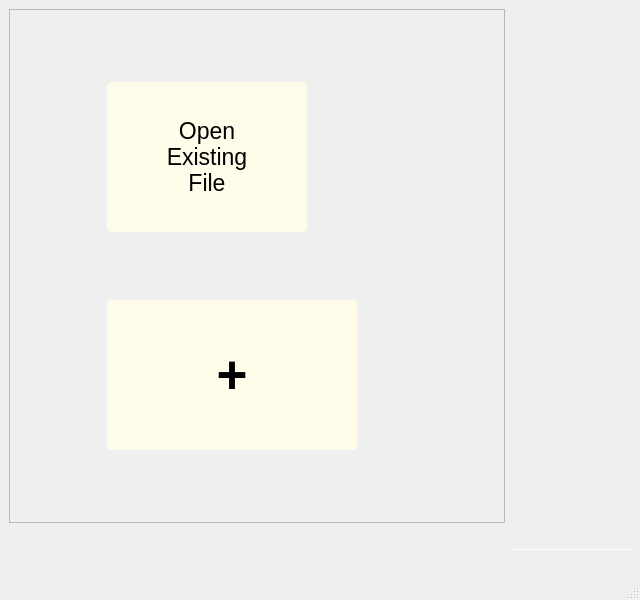
Above: assets/ui/GenBBS.ui from Ano-ly/GenBBS before the change. Below: the same form after it.
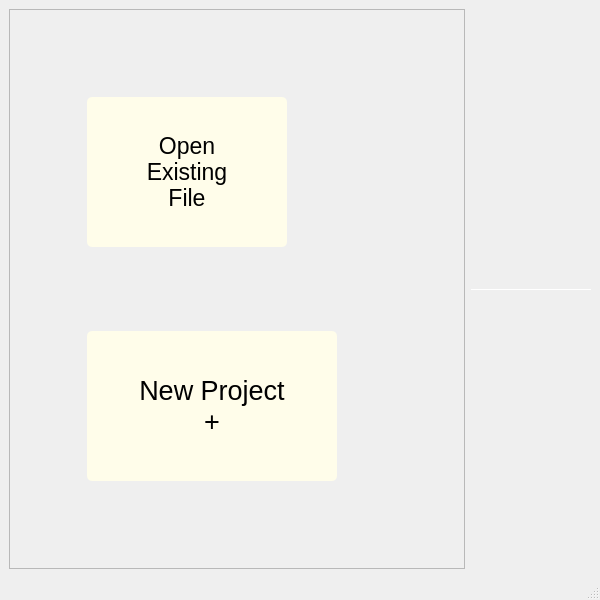
That is the form after the change. Icons and pictures are not drawn.

Patch:
```diff
--- a/assets/ui/GenBBS.ui
+++ b/assets/ui/GenBBS.ui
@@ -6,12 +6,12 @@
    <rect>
     <x>0</x>
     <y>0</y>
-    <width>640</width>
+    <width>600</width>
     <height>600</height>
    </rect>
   </property>
   <property name="sizePolicy">
-   <sizepolicy hsizetype="Preferred" vsizetype="Minimum">
+   <sizepolicy hsizetype="Preferred" vsizetype="Preferred">
     <horstretch>0</horstretch>
     <verstretch>0</verstretch>
    </sizepolicy>
@@ -19,6 +19,12 @@
   <property name="minimumSize">
    <size>
     <width>0</width>
+    <height>0</height>
+   </size>
+  </property>
+  <property name="baseSize">
+   <size>
+    <width>600</width>
     <height>600</height>
    </size>
   </property>
@@ -36,22 +42,282 @@
   </property>
   <widget class="QWidget" name="centralwidget">
    <property name="sizePolicy">
-    <sizepolicy hsizetype="Minimum" vsizetype="Minimum">
+    <sizepolicy hsizetype="Preferred" vsizetype="Preferred">
      <horstretch>0</horstretch>
      <verstretch>0</verstretch>
     </sizepolicy>
    </property>
-   <layout class="QGridLayout" name="gridLayout_2">
-    <property name="sizeConstraint">
-     <enum>QLayout::SizeConstraint::SetMaximumSize</enum>
-    </property>
-    <item row="1" column="1">
+   <layout class="QHBoxLayout" name="horizontalLayout">
+    <item>
+     <widget class="QFrame" name="welcomeFrame">
+      <property name="sizePolicy">
+       <sizepolicy hsizetype="Maximum" vsizetype="Maximum">
+        <horstretch>0</horstretch>
+        <verstretch>0</verstretch>
+       </sizepolicy>
+      </property>
+      <property name="minimumSize">
+       <size>
+        <width>0</width>
+        <height>0</height>
+       </size>
+      </property>
+      <property name="maximumSize">
+       <size>
+        <width>600</width>
+        <height>600</height>
+       </size>
+      </property>
+      <property name="autoFillBackground">
+       <bool>false</bool>
+      </property>
+      <property name="styleSheet">
+       <string notr="true">#welcomeFrame {
+	
+	background-image: url(:/images/Reinf_Backdrop.jpeg);
+    background-repeat: no-repeat;
+    background-position: center;
+    background-attachment: fixed;
+}
+
+QPushButton {
+background-color :rgb(255, 253, 234);
+border-radius: 5px;
+color: black;
+}
+
+QPushButton:hover {
+    background-color: rgb(229, 224, 174);
+    color: white;
+    border: 3pt solid rgb(170, 0, 0);
+    border-radius: 6px;
+}
+
+</string>
+      </property>
+      <property name="frameShape">
+       <enum>QFrame::Shape::StyledPanel</enum>
+      </property>
+      <property name="frameShadow">
+       <enum>QFrame::Shadow::Raised</enum>
+      </property>
+      <layout class="QGridLayout" name="gridLayout_3">
+       <property name="leftMargin">
+        <number>50</number>
+       </property>
+       <property name="rightMargin">
+        <number>100</number>
+       </property>
+       <item row="3" column="0">
+        <spacer name="hSpacer0_1">
+         <property name="orientation">
+          <enum>Qt::Orientation::Horizontal</enum>
+         </property>
+         <property name="sizeType">
+          <enum>QSizePolicy::Policy::Preferred</enum>
+         </property>
+         <property name="sizeHint" stdset="0">
+          <size>
+           <width>40</width>
+           <height>20</height>
+          </size>
+         </property>
+        </spacer>
+       </item>
+       <item row="3" column="1">
+        <widget class="QPushButton" name="crNewFile">
+         <property name="sizePolicy">
+          <sizepolicy hsizetype="Fixed" vsizetype="Fixed">
+           <horstretch>0</horstretch>
+           <verstretch>0</verstretch>
+          </sizepolicy>
+         </property>
+         <property name="minimumSize">
+          <size>
+           <width>250</width>
+           <height>150</height>
+          </size>
+         </property>
+         <property name="maximumSize">
+          <size>
+           <width>250</width>
+           <height>150</height>
+          </size>
+         </property>
+         <property name="baseSize">
+          <size>
+           <width>100</width>
+           <height>100</height>
+          </size>
+         </property>
+         <property name="font">
+          <font>
+           <family>Segoe UI</family>
+           <pointsize>20</pointsize>
+           <bold>false</bold>
+           <strikeout>false</strikeout>
+          </font>
+         </property>
+         <property name="contextMenuPolicy">
+          <enum>Qt::ContextMenuPolicy::ActionsContextMenu</enum>
+         </property>
+         <property name="layoutDirection">
+          <enum>Qt::LayoutDirection::LeftToRight</enum>
+         </property>
+         <property name="autoFillBackground">
+          <bool>false</bool>
+         </property>
+         <property name="styleSheet">
+          <string notr="true"/>
+         </property>
+         <property name="text">
+          <string>New Project 
++</string>
+         </property>
+         <property name="checkable">
+          <bool>true</bool>
+         </property>
+         <property name="autoDefault">
+          <bool>false</bool>
+         </property>
+         <property name="default">
+          <bool>false</bool>
+         </property>
+         <property name="flat">
+          <bool>false</bool>
+         </property>
+        </widget>
+       </item>
+       <item row="1" column="1">
+        <widget class="QPushButton" name="crExistingFile">
+         <property name="enabled">
+          <bool>true</bool>
+         </property>
+         <property name="sizePolicy">
+          <sizepolicy hsizetype="Fixed" vsizetype="Fixed">
+           <horstretch>0</horstretch>
+           <verstretch>0</verstretch>
+          </sizepolicy>
+         </property>
+         <property name="minimumSize">
+          <size>
+           <width>200</width>
+           <height>150</height>
+          </size>
+         </property>
+         <property name="maximumSize">
+          <size>
+           <width>200</width>
+           <height>150</height>
+          </size>
+         </property>
+         <property name="baseSize">
+          <size>
+           <width>100</width>
+           <height>100</height>
+          </size>
+         </property>
+         <property name="font">
+          <font>
+           <family>Segoe UI</family>
+           <pointsize>17</pointsize>
+           <bold>false</bold>
+           <strikeout>false</strikeout>
+          </font>
+         </property>
+         <property name="autoFillBackground">
+          <bool>false</bool>
+         </property>
+         <property name="styleSheet">
+          <string notr="true"/>
+         </property>
+         <property name="text">
+          <string>Open 
+Existing 
+File</string>
+         </property>
+         <property name="iconSize">
+          <size>
+           <width>20</width>
+           <height>20</height>
+          </size>
+         </property>
+        </widget>
+       </item>
+       <item row="4" column="1">
+        <spacer name="vSpacer0_3">
+         <property name="orientation">
+          <enum>Qt::Orientation::Vertical</enum>
+         </property>
+         <property name="sizeType">
+          <enum>QSizePolicy::Policy::Preferred</enum>
+         </property>
+         <property name="sizeHint" stdset="0">
+          <size>
+           <width>10</width>
+           <height>40</height>
+          </size>
+         </property>
+        </spacer>
+       </item>
+       <item row="3" column="2">
+        <spacer name="hSpacer0_2">
+         <property name="orientation">
+          <enum>Qt::Orientation::Horizontal</enum>
+         </property>
+         <property name="sizeType">
+          <enum>QSizePolicy::Policy::Preferred</enum>
+         </property>
+         <property name="sizeHint" stdset="0">
+          <size>
+           <width>40</width>
+           <height>20</height>
+          </size>
+         </property>
+        </spacer>
+       </item>
+       <item row="2" column="1">
+        <spacer name="vSpacer0_2">
+         <property name="orientation">
+          <enum>Qt::Orientation::Vertical</enum>
+         </property>
+         <property name="sizeType">
+          <enum>QSizePolicy::Policy::Preferred</enum>
+         </property>
+         <property name="sizeHint" stdset="0">
+          <size>
+           <width>20</width>
+           <height>40</height>
+          </size>
+         </property>
+        </spacer>
+       </item>
+       <item row="0" column="1">
+        <spacer name="vSpacer0_1">
+         <property name="orientation">
+          <enum>Qt::Orientation::Vertical</enum>
+         </property>
+         <property name="sizeType">
+          <enum>QSizePolicy::Policy::Preferred</enum>
+         </property>
+         <property name="sizeHint" stdset="0">
+          <size>
+           <width>20</width>
+           <height>40</height>
+          </size>
+         </property>
+        </spacer>
+       </item>
+      </layout>
+     </widget>
+    </item>
+    <item>
      <widget class="QLabel" name="genBBSLogo">
       <property name="enabled">
        <bool>true</bool>
       </property>
       <property name="sizePolicy">
-       <sizepolicy hsizetype="Maximum" vsizetype="Maximum">
+       <sizepolicy hsizetype="Minimum" vsizetype="Minimum">
         <horstretch>0</horstretch>
         <verstretch>0</verstretch>
        </sizepolicy>
@@ -59,7 +325,7 @@
       <property name="minimumSize">
        <size>
         <width>120</width>
-        <height>40</height>
+        <height>120</height>
        </size>
       </property>
       <property name="maximumSize">
@@ -576,242 +842,6 @@
       </property>
      </widget>
     </item>
-    <item row="0" column="0">
-     <layout class="QGridLayout" name="gridLayout" columnstretch="0" rowminimumheight="0">
-      <item row="0" column="0">
-       <widget class="QFrame" name="welcomeFrame">
-        <property name="autoFillBackground">
-         <bool>false</bool>
-        </property>
-        <property name="styleSheet">
-         <string notr="true">#welcomeFrame {
-	
-	background-image: url(:/images/Reinf_Backdrop.jpeg);
-    background-repeat: no-repeat;
-    background-position: center;
-    background-attachment: fixed;
-}
-
-QPushButton {
-background-color :rgb(255, 253, 234);
-border-radius: 5px;
-color: black;
-}
-
-QPushButton:hover {
-    background-color: rgb(229, 224, 174);
-    color: white;
-    border: 3pt solid rgb(170, 0, 0);
-    border-radius: 6px;
-}
-
-</string>
-        </property>
-        <property name="frameShape">
-         <enum>QFrame::Shape::StyledPanel</enum>
-        </property>
-        <property name="frameShadow">
-         <enum>QFrame::Shadow::Raised</enum>
-        </property>
-        <layout class="QGridLayout" name="gridLayout_3">
-         <property name="leftMargin">
-          <number>50</number>
-         </property>
-         <property name="rightMargin">
-          <number>100</number>
-         </property>
-         <item row="0" column="1">
-          <spacer name="vSpacer0_1">
-           <property name="orientation">
-            <enum>Qt::Orientation::Vertical</enum>
-           </property>
-           <property name="sizeHint" stdset="0">
-            <size>
-             <width>20</width>
-             <height>40</height>
-            </size>
-           </property>
-          </spacer>
-         </item>
-         <item row="3" column="2">
-          <spacer name="hSpacer0_2">
-           <property name="orientation">
-            <enum>Qt::Orientation::Horizontal</enum>
-           </property>
-           <property name="sizeHint" stdset="0">
-            <size>
-             <width>40</width>
-             <height>20</height>
-            </size>
-           </property>
-          </spacer>
-         </item>
-         <item row="1" column="1">
-          <widget class="QPushButton" name="crExistingFile">
-           <property name="enabled">
-            <bool>true</bool>
-           </property>
-           <property name="sizePolicy">
-            <sizepolicy hsizetype="Maximum" vsizetype="Maximum">
-             <horstretch>0</horstretch>
-             <verstretch>0</verstretch>
-            </sizepolicy>
-           </property>
-           <property name="minimumSize">
-            <size>
-             <width>200</width>
-             <height>150</height>
-            </size>
-           </property>
-           <property name="maximumSize">
-            <size>
-             <width>200</width>
-             <height>250</height>
-            </size>
-           </property>
-           <property name="baseSize">
-            <size>
-             <width>100</width>
-             <height>100</height>
-            </size>
-           </property>
-           <property name="font">
-            <font>
-             <family>Segoe UI</family>
-             <pointsize>17</pointsize>
-             <bold>false</bold>
-             <strikeout>false</strikeout>
-            </font>
-           </property>
-           <property name="autoFillBackground">
-            <bool>false</bool>
-           </property>
-           <property name="styleSheet">
-            <string notr="true"/>
-           </property>
-           <property name="text">
-            <string>Open 
-Existing 
-File</string>
-           </property>
-           <property name="iconSize">
-            <size>
-             <width>20</width>
-             <height>20</height>
-            </size>
-           </property>
-          </widget>
-         </item>
-         <item row="3" column="0">
-          <spacer name="hSpacer0_1">
-           <property name="orientation">
-            <enum>Qt::Orientation::Horizontal</enum>
-           </property>
-           <property name="sizeHint" stdset="0">
-            <size>
-             <width>40</width>
-             <height>20</height>
-            </size>
-           </property>
-          </spacer>
-         </item>
-         <item row="3" column="1">
-          <widget class="QPushButton" name="crNewFile">
-           <property name="sizePolicy">
-            <sizepolicy hsizetype="Minimum" vsizetype="Preferred">
-             <horstretch>0</horstretch>
-             <verstretch>0</verstretch>
-            </sizepolicy>
-           </property>
-           <property name="minimumSize">
-            <size>
-             <width>250</width>
-             <height>150</height>
-            </size>
-           </property>
-           <property name="maximumSize">
-            <size>
-             <width>250</width>
-             <height>250</height>
-            </size>
-           </property>
-           <property name="baseSize">
-            <size>
-             <width>100</width>
-             <height>100</height>
-            </size>
-           </property>
-           <property name="font">
-            <font>
-             <family>Segoe UI</family>
-             <pointsize>40</pointsize>
-             <bold>true</bold>
-             <strikeout>false</strikeout>
-            </font>
-           </property>
-           <property name="contextMenuPolicy">
-            <enum>Qt::ContextMenuPolicy::ActionsContextMenu</enum>
-           </property>
-           <property name="layoutDirection">
-            <enum>Qt::LayoutDirection::LeftToRight</enum>
-           </property>
-           <property name="autoFillBackground">
-            <bool>false</bool>
-           </property>
-           <property name="styleSheet">
-            <string notr="true"/>
-           </property>
-           <property name="text">
-            <string>+</string>
-           </property>
-           <property name="checkable">
-            <bool>true</bool>
-           </property>
-           <property name="autoDefault">
-            <bool>false</bool>
-           </property>
-           <property name="default">
-            <bool>false</bool>
-           </property>
-           <property name="flat">
-            <bool>false</bool>
-           </property>
-          </widget>
-         </item>
-         <item row="4" column="1">
-          <spacer name="vSpacer0_3">
-           <property name="orientation">
-            <enum>Qt::Orientation::Vertical</enum>
-           </property>
-           <property name="sizeType">
-            <enum>QSizePolicy::Policy::Expanding</enum>
-           </property>
-           <property name="sizeHint" stdset="0">
-            <size>
-             <width>10</width>
-             <height>40</height>
-            </size>
-           </property>
-          </spacer>
-         </item>
-         <item row="2" column="1">
-          <spacer name="vSpacer0_2">
-           <property name="orientation">
-            <enum>Qt::Orientation::Vertical</enum>
-           </property>
-           <property name="sizeHint" stdset="0">
-            <size>
-             <width>20</width>
-             <height>40</height>
-            </size>
-           </property>
-          </spacer>
-         </item>
-        </layout>
-       </widget>
-      </item>
-     </layout>
-    </item>
    </layout>
   </widget>
   <widget class="QMenuBar" name="menubar">
```
Left out of the diff: 14 changed lines with no effect on the pictures.
